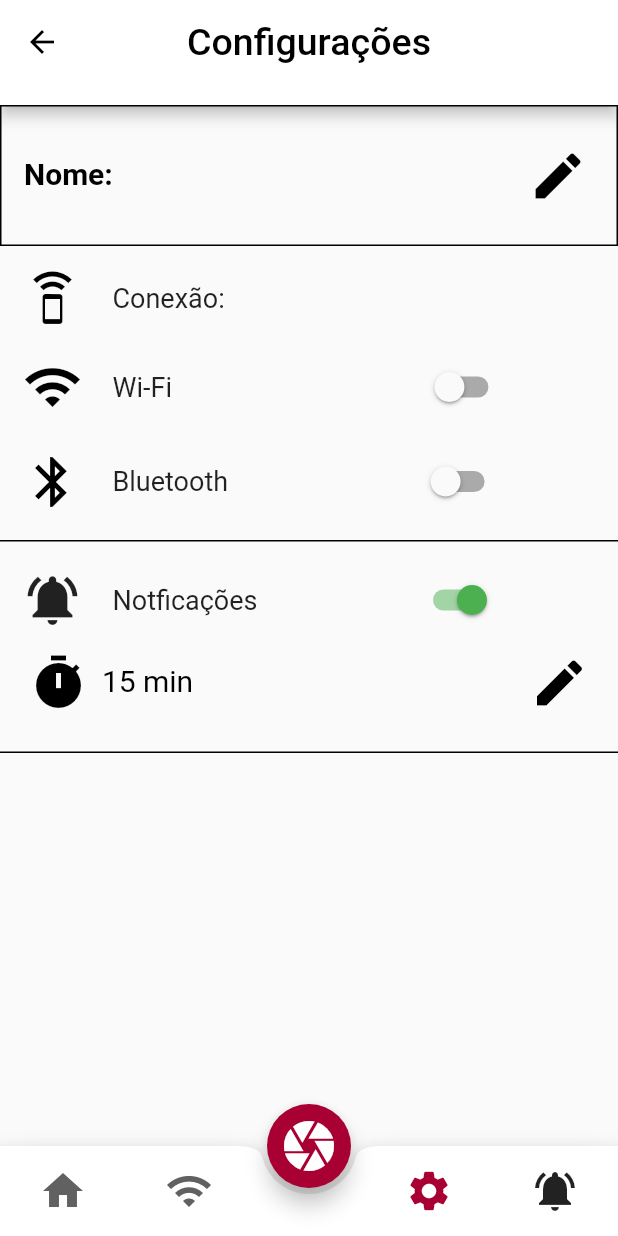
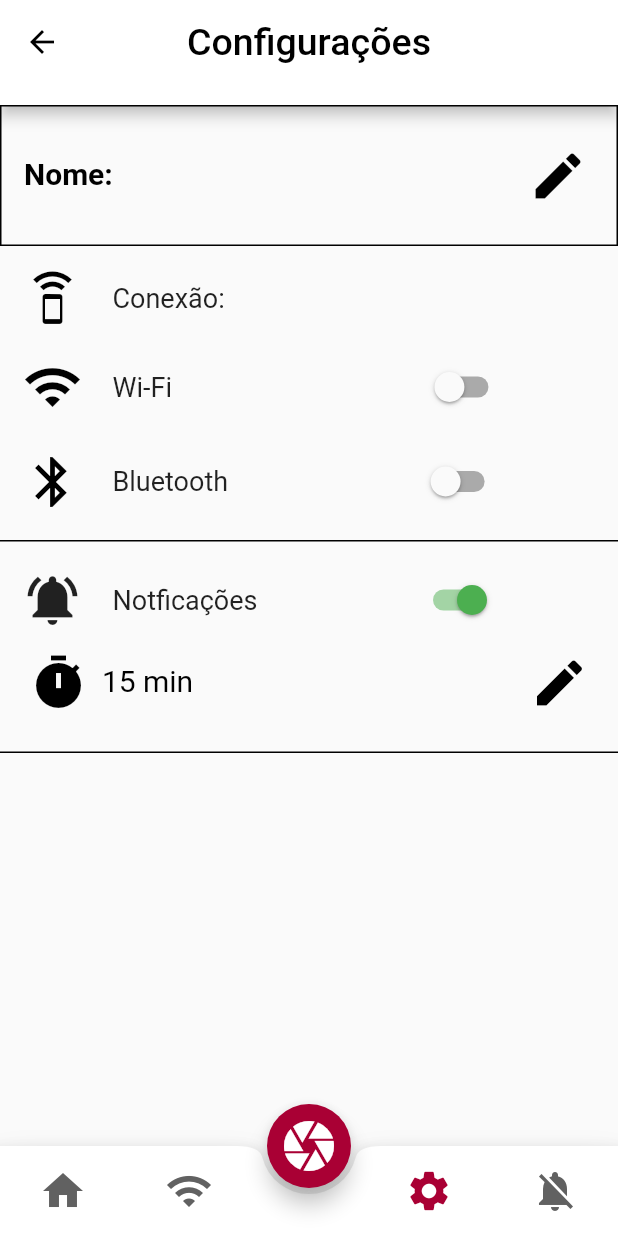
Before and after one commit to SmartMeat-UnB/smartmeat, a Flutter app: the CropImage screen opened directly with empty values, item 3 of the bottom bar chosen, after a tap on the "notifications active" icon, on a phone screen of 412 x 824 dp. Run offline on Flutter 3.47's test engine with Material 2 defaults, Android fonts, the phone set to English and light mode, and no system bars; our stand-ins replace auto_size_text, image_cropper, image_picker, shared_preferences; missing offline and left inert: adhara_socket_io, system_setting; accounts and stored records are empty.

Commit message:
Ativando e desativando notificacao pelo bottombar

```diff
--- a/lib/widgets/bottom_app_bar.dart
+++ b/lib/widgets/bottom_app_bar.dart
@@ -1,7 +1,37 @@
 import 'package:flutter/material.dart';
+import 'package:shared_preferences/shared_preferences.dart';
 
-class BottomApp extends StatelessWidget {
+class BottomApp extends StatefulWidget {
   const BottomApp();
+
+  @override
+  _BottomAppState createState() => _BottomAppState();
+}
+
+class _BottomAppState extends State<BottomApp> {
+  bool notificationState = false;
+
+  Future checkNotification() async {
+    SharedPreferences prefs = await SharedPreferences.getInstance();
+    setState(() {
+      notificationState = (prefs.getBool('notificacao'));
+    });
+  }
+
+  Future _alterarStatusNotificacao(bool active) async {
+    SharedPreferences prefs = await SharedPreferences.getInstance();
+    prefs.setBool('notificacao', active);
+    setState(() {
+      notificationState = active;
+    });
+  }
+
+  @override
+  void initState() {
+    super.initState();
+    checkNotification();
+  }
+
   @override
   Widget build(BuildContext context) {
     Widget _buildBottomBar() => BottomAppBar(
@@ -58,16 +88,19 @@ class BottomApp extends StatelessWidget {
                   },
                 ),
                 IconButton(
-                  icon: Icon(
-                    Icons.notifications_active,
-                    size: 32,
-                    // color: _controller.page.round() ==
-                    //         1000 // alterar quando a pagina for criada
-                    //     ? Color.fromARGB(255, 169, 0, 52)
-                    //     : Colors.grey[700],
-                  ),
+                  icon: notificationState
+                      ? Icon(
+                          Icons.notifications_active,
+                          size: 32,
+                          color: Colors.grey[700],
+                        )
+                      : Icon(
+                          Icons.notifications_off,
+                          size: 32,
+                          color: Colors.grey[700],
+                        ),
                   onPressed: () {
-                    // setState(() {});
+                    _alterarStatusNotificacao(!notificationState);
                   },
                 )
               ],
```
